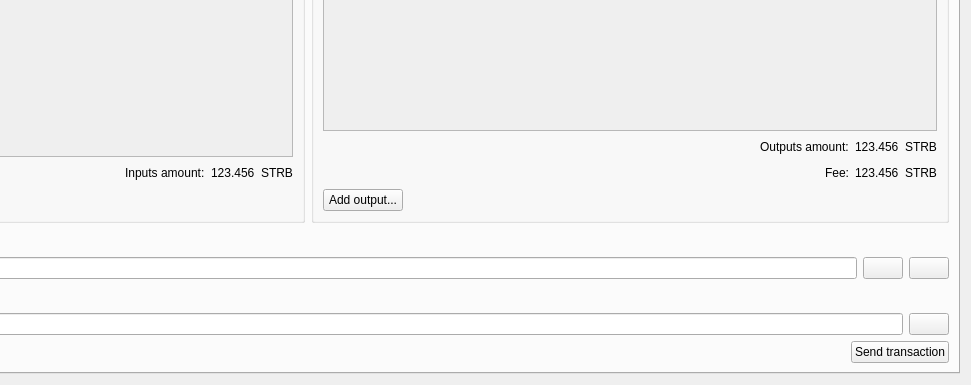
Old version of the form src/qt/forms/multisigdialog.ui in the repository stage2turbo/SuperTurboStake; both pictures show x 356 to 1327 and y 210 to 595 of the 1327 by 595 pixel window.
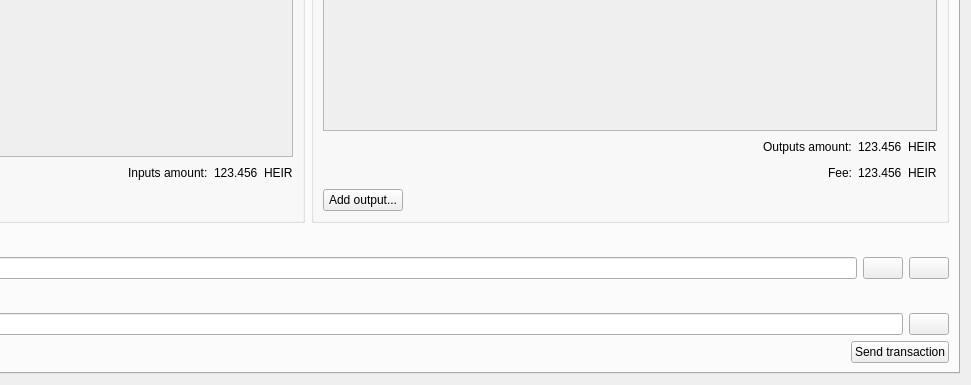
New version of the form. The open tabs and pages were chosen to show the change. Icons and pictures are not drawn.

Diff of the .ui file:
```diff
--- a/src/qt/forms/multisigdialog.ui
+++ b/src/qt/forms/multisigdialog.ui
@@ -399,7 +399,7 @@
                 <item>
                  <widget class="QLabel" name="label">
                   <property name="text">
-                   <string>STRB</string>
+                   <string>HEIR</string>
                   </property>
                  </widget>
                 </item>
@@ -518,7 +518,7 @@
                 <item>
                  <widget class="QLabel" name="label_2">
                   <property name="text">
-                   <string>STRB</string>
+                   <string>HEIR</string>
                   </property>
                  </widget>
                 </item>
@@ -556,7 +556,7 @@
                 <item>
                  <widget class="QLabel" name="label_3">
                   <property name="text">
-                   <string>STRB</string>
+                   <string>HEIR</string>
                   </property>
                  </widget>
                 </item>
```
